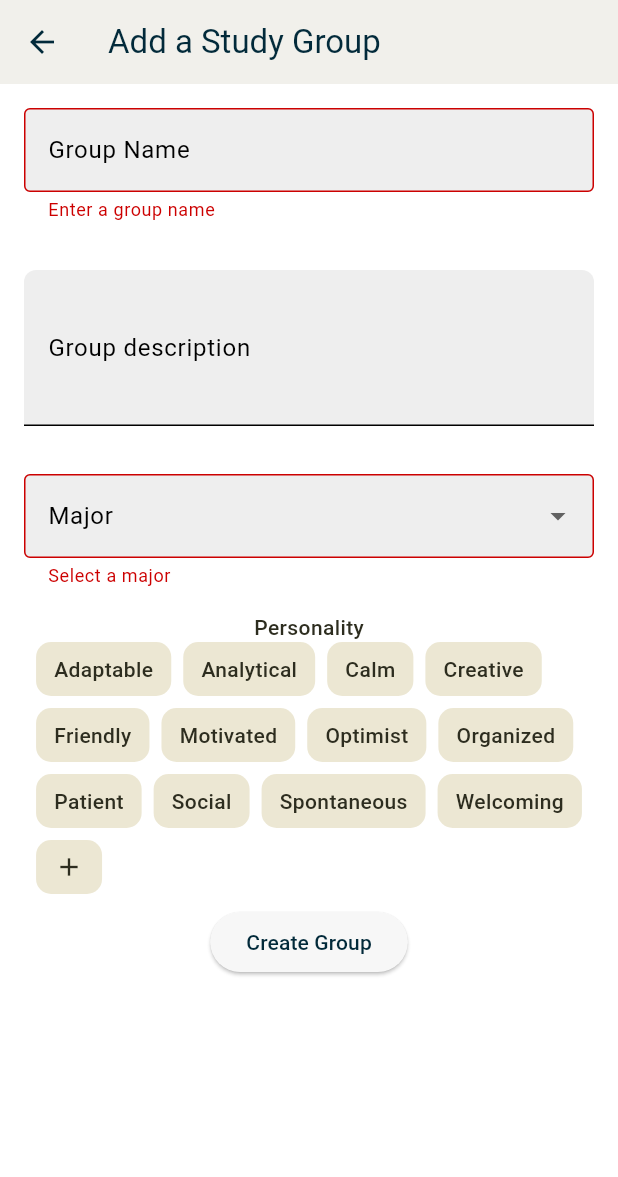
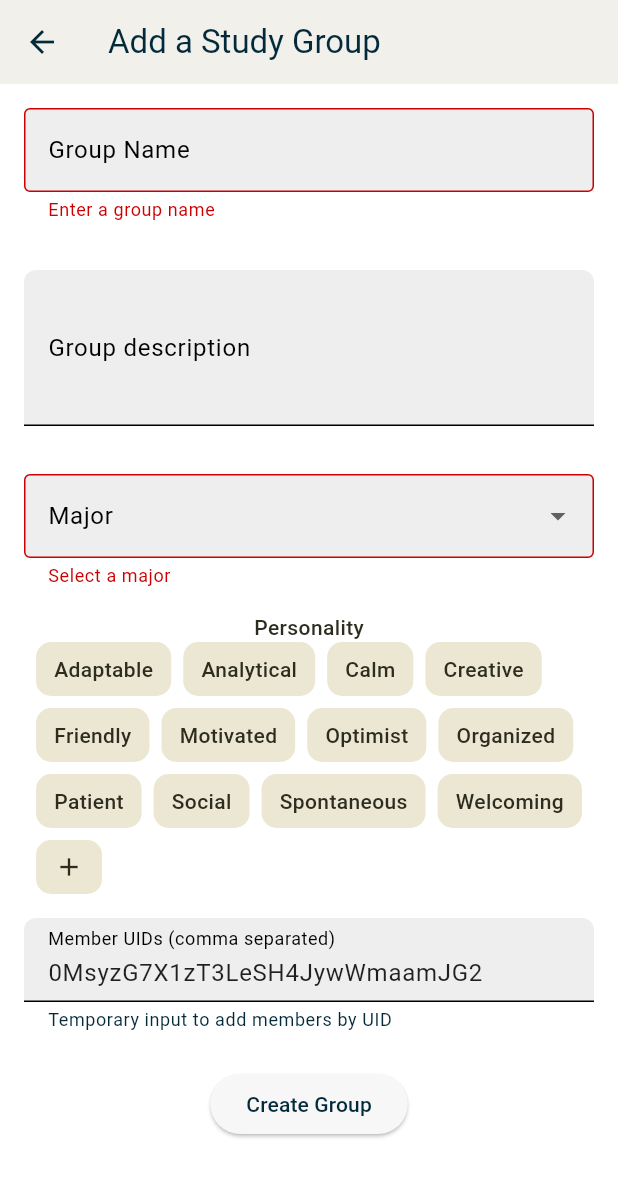
Before and after one commit to Kipung/campusmate, a Flutter app: the StudyGroupScreen screen opened directly, after a tap on "Create Group", on a phone screen of 412 x 824 dp. Shown: the top 1177 px of the screen. Run offline on Flutter 3.47's test engine with Material 3 defaults, Android fonts, the phone set to English and light mode, and no system bars; our stand-ins replace cloud_firestore, firebase_auth, firebase_core, firebase_storage, flutter_riverpod, flutter_secure_storage and 6 more; accounts and stored records are empty; generated files the repository leaves out were written again.

Commit message:
groupchat works

```diff
--- a/lib/main.dart
+++ b/lib/main.dart
@@ -144,7 +144,7 @@ class _MyAppState extends State<MyApp> {
       GoRoute(
         path: ScreenGroupsDetail.routeName,
         builder: (BuildContext context, GoRouterState state) {
-          final group = state.extra as Groups; // cast to your model type
+          final group = state.extra as Groups;
           return ScreenGroupsDetail(group: group);
         },
       ),
--- a/lib/models/chat.dart
+++ b/lib/models/chat.dart
@@ -11,6 +11,10 @@ class Chat {
   String _lastMessage = '';
   int _createdAt = 0; // ms since epoch
   int _lastUpdated = 0; // ms since epoch
+  bool _isGroup = false;
+  String _name = '';
+  String _photoUrl = '';
+  String _createdBy = '';
   Map<String, int> _unread = {};
 
   Chat(
@@ -21,6 +25,10 @@ class Chat {
     this._createdAt,
     this._lastUpdated,
     this._unread,
+    this._isGroup,
+    this._name,
+    this._photoUrl,
+    this._createdBy,
   );
 
   Chat.empty();
@@ -55,6 +63,14 @@ class Chat {
 
     final rawUnread = Map<String, dynamic>.from(jsonObject['unread'] ?? {});
     _unread = rawUnread.map((k, v) => MapEntry(k, (v is int) ? v : 0));
+
+    final isGroupVal = jsonObject['is_group'];
+    _isGroup = isGroupVal is bool ? isGroupVal : false;
+    _name = jsonObject['name'] is String ? jsonObject['name'] as String : '';
+    _photoUrl =
+        jsonObject['photo_url'] is String ? jsonObject['photo_url'] as String : '';
+    _createdBy =
+        jsonObject['created_by'] is String ? jsonObject['created_by'] as String : '';
   }
 
   // Getters
@@ -65,6 +81,10 @@ class Chat {
   int get createdAt => _createdAt;
   int get lastUpdated => _lastUpdated;
   Map<String, int> get unread => _unread;
+  bool get isGroup => _isGroup;
+  String get name => _name;
+  String get photoUrl => _photoUrl;
+  String get createdBy => _createdBy;
 
   Map<String, dynamic> toJsonForDb() {
     final json = <String, dynamic>{};
@@ -74,6 +94,10 @@ class Chat {
     json['created_at'] = _createdAt;
     json['last_updated'] = _lastUpdated;
     json['unread'] = _unread;
+    json['is_group'] = _isGroup;
+    json['name'] = _name;
+    json['photo_url'] = _photoUrl;
+    json['created_by'] = _createdBy;
     return json;
   }
 }
--- a/lib/models/groups.dart
+++ b/lib/models/groups.dart
@@ -77,7 +77,8 @@ class Groups {
     _groupId = groupId;
     _groupName = jsonObject["group_name"] ?? "";
     _groupDescription = jsonObject["group_description"] ?? "";
-    _members = List<String>.from(jsonObject["members"] ?? []);
+    final membersFromJson = jsonObject["members"] ?? jsonObject["participant_ids"] ?? [];
+    _members = List<String>.from(membersFromJson);
     _personalityTraits = List<String>.from(
       jsonObject["personality_traits"] ?? [],
     );
@@ -206,6 +207,8 @@ class Groups {
     jsonObject["permission_level"] = _getStringFromPermissionLevel(
       permissionLevel,
     );
+    jsonObject["owner_id"] = ownerId;
+    jsonObject["created_at"] = createdAt;
 
     // Return the JSON object
     return jsonObject;
--- a/lib/screens/general/screen_group/screen_groups.dart
+++ b/lib/screens/general/screen_group/screen_groups.dart
@@ -15,6 +15,7 @@ import 'package:font_awesome_flutter/font_awesome_flutter.dart';
 import 'package:flutter_riverpod/flutter_riverpod.dart';
 import 'package:flutter/material.dart';
 import 'package:firebase_auth/firebase_auth.dart';
+import 'package:go_router/go_router.dart';
 
 // App relative file imports
 import '../../../util/message_display/snackbar.dart';
@@ -25,8 +26,6 @@ import 'package:campusmate/db_helpers/db_groups.dart';
 import 'package:campusmate/models/groups.dart';
 import 'package:campusmate/constants/group_filters.dart';
 import 'package:campusmate/screens/general/screen_group/group_detail.dart';
-
-import 'package:go_router/go_router.dart';
 
 //////////////////////////////////////////////////////////////////////////
 // StateFUL widget which manages state. Simply initializes the state object.
@@ -178,7 +177,6 @@ class _ScreenGroupsState extends ConsumerState<ScreenGroups> {
                     )
                   : null,
               onTap: () {
-                // TODO: navigate to group detail screen
                 context.push(ScreenGroupsDetail.routeName, extra: group);
               },
             ),
--- a/lib/screens/general/screen_group/study_group_screen.dart
+++ b/lib/screens/general/screen_group/study_group_screen.dart
@@ -1,9 +1,11 @@
 import 'package:flutter/material.dart';
 import 'package:campusmate/widgets/general/personality_trait.dart';
 import 'package:campusmate/db_helpers/db_groups.dart';
+import 'package:campusmate/db_helpers/db_chat.dart';
 import 'package:firebase_auth/firebase_auth.dart';
 import 'package:campusmate/models/groups.dart';
 import 'package:campusmate/constants/group_filters.dart';
+import 'package:go_router/go_router.dart';
 
 class StudyGroupScreen extends StatefulWidget {
   const StudyGroupScreen({super.key});
@@ -13,18 +15,30 @@ class StudyGroupScreen extends StatefulWidget {
 }
 
 class _StudyGroupScreenState extends State<StudyGroupScreen> {
+  static const String _kPlaceholderMemberId =
+      '0MsyzG7X1zT3LeSH4JywWmaamJG2';
   final _formKey = GlobalKey<FormState>();
   final TextEditingController _groupNameController = TextEditingController();
   final TextEditingController _groupDescriptionController =
       TextEditingController();
+  final TextEditingController _memberIdsController = TextEditingController();
   List<String> _selectedPersonalityTraits = [];
+  List<String> _memberIds = [];
   String? _selectedMajor;
   bool _isSubmitting = false;
+
+  @override
+  void initState() {
+    super.initState();
+    _memberIds = [_kPlaceholderMemberId];
+    _memberIdsController.text = _kPlaceholderMemberId;
+  }
 
   @override
   void dispose() {
     _groupNameController.dispose();
     _groupDescriptionController.dispose();
+    _memberIdsController.dispose();
     super.dispose();
   }
 
@@ -49,15 +63,17 @@ class _StudyGroupScreenState extends State<StudyGroupScreen> {
 
     final name = _groupNameController.text.trim();
     final description = _groupDescriptionController.text.trim();
-    final majors = _selectedMajor != null ? <String>[_selectedMajor!] : <String>[];
+    final majors =
+        _selectedMajor != null ? <String>[_selectedMajor!] : <String>[];
     final traits = _selectedPersonalityTraits;
+    final members = <String>{uid, ..._memberIds}.toList();
 
     final group = Groups(
       '', // empty groupId -> DbGroups will create a new doc
       uid, // ownerId
       name,
       description,
-      [uid], // initial members (creator included)
+      members, // include creator + selected members
       traits,
       majors,
       PermissionLevel.PRODUCTION,
@@ -67,12 +83,26 @@ class _StudyGroupScreenState extends State<StudyGroupScreen> {
     try {
       final success = await DbGroups.writeGroup(group);
       if (success) {
-        ScaffoldMessenger.of(
-          context,
-        ).showSnackBar(const SnackBar(content: Text('Group created')));
-        Navigator.of(
-          context,
-        ).pop(); // close the create screen; provider listener will update list
+        String? chatId;
+        try {
+          chatId = await DbChat.createGroupChat(group.members);
+          print('List of members: ${group.members}');
+        } catch (e) {
+          if (!mounted) return;
+          ScaffoldMessenger.of(context).showSnackBar(
+            SnackBar(content: Text('Group created but chat failed: $e')),
+          );
+        }
+
+        if (!mounted) return;
+        context.pop(); // close create screen before navigating to chat
+        if (chatId != null) {
+          context.push('/chat/$chatId');
+        } else {
+          ScaffoldMessenger.of(
+            context,
+          ).showSnackBar(const SnackBar(content: Text('Group created')));
+        }
       } else {
         ScaffoldMessenger.of(context).showSnackBar(
           const SnackBar(content: Text('Failed to create group. Try again.')),
@@ -125,10 +155,8 @@ class _StudyGroupScreenState extends State<StudyGroupScreen> {
                 value: _selectedMajor,
                 items: AcademicMajors.majors
                     .map(
-                      (major) => DropdownMenuItem(
-                        value: major,
-                        child: Text(major),
-                      ),
+                      (major) =>
+                          DropdownMenuItem(value: major, child: Text(major)),
                     )
                     .toList(),
                 onChanged: (value) => setState(() => _selectedMajor = value),
@@ -154,6 +182,26 @@ class _StudyGroupScreenState extends State<StudyGroupScreen> {
               onSelectionChanged: (list) =>
                   setState(() => _selectedPersonalityTraits = list),
             ),
+            Padding(
+              padding: const EdgeInsets.all(16.0),
+              child: TextFormField(
+                controller: _memberIdsController,
+                decoration: const InputDecoration(
+                  labelText: 'Member UIDs (comma separated)',
+                  helperText: 'Temporary input to add members by UID',
+                  border: OutlineInputBorder(),
+                ),
+                onChanged: (value) {
+                  final parsed = value
+                      .split(',')
+                      .map((id) => id.trim())
+                      .where((id) => id.isNotEmpty)
+                      .toSet();
+                  parsed.add(_kPlaceholderMemberId);
+                  setState(() => _memberIds = parsed.toList());
+                },
+              ),
+            ),
             const SizedBox(height: 8),
             ElevatedButton(
               onPressed: _isSubmitting ? null : _onCreatePressed,
--- a/lib/screens/general/screen_messages.dart
+++ b/lib/screens/general/screen_messages.dart
@@ -28,7 +28,8 @@ import '../../widgets/general/dm_box.dart';
 //////////////////////////////////////////////////////////////////////////
 class ScreenMessages extends ConsumerStatefulWidget {
   static const routeName = '/messages';
-  const ScreenMessages({super.key});
+  final String? initialChatId;
+  const ScreenMessages({super.key, this.initialChatId});
 
   @override
   ConsumerState<ScreenMessages> createState() => _ScreenMessagesState();
@@ -40,6 +41,7 @@ class ScreenMessages extends ConsumerStatefulWidget {
 class _ScreenMessagesState extends ConsumerState<ScreenMessages> {
   // The "instance variables" managed in this state
   bool _isInit = true;
+  String? _initialChatId;
 
   ////////////////////////////////////////////////////////////////
   // Runs the following code once upon initialization
@@ -56,6 +58,7 @@ class _ScreenMessagesState extends ConsumerState<ScreenMessages> {
 
   @override
   void initState() {
+    _initialChatId = widget.initialChatId;
     super.initState();
   }
 
```
Also changed, not shown: lib/db_helpers/db_chat.dart (+44 -0 lines), 1 other file.
